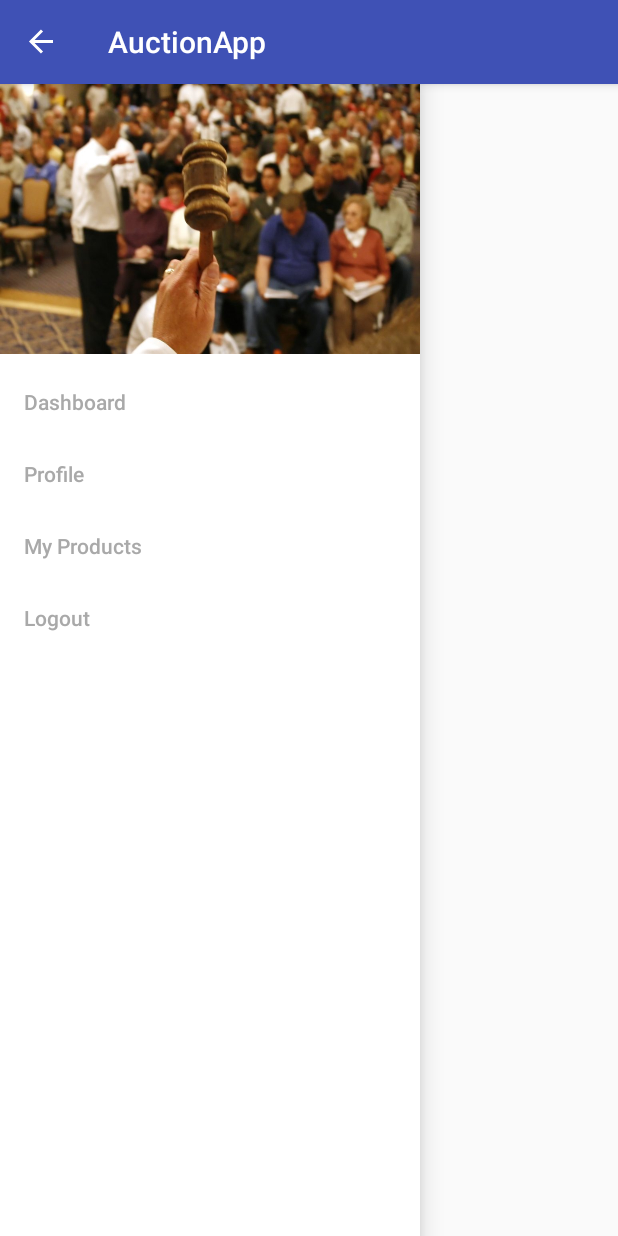
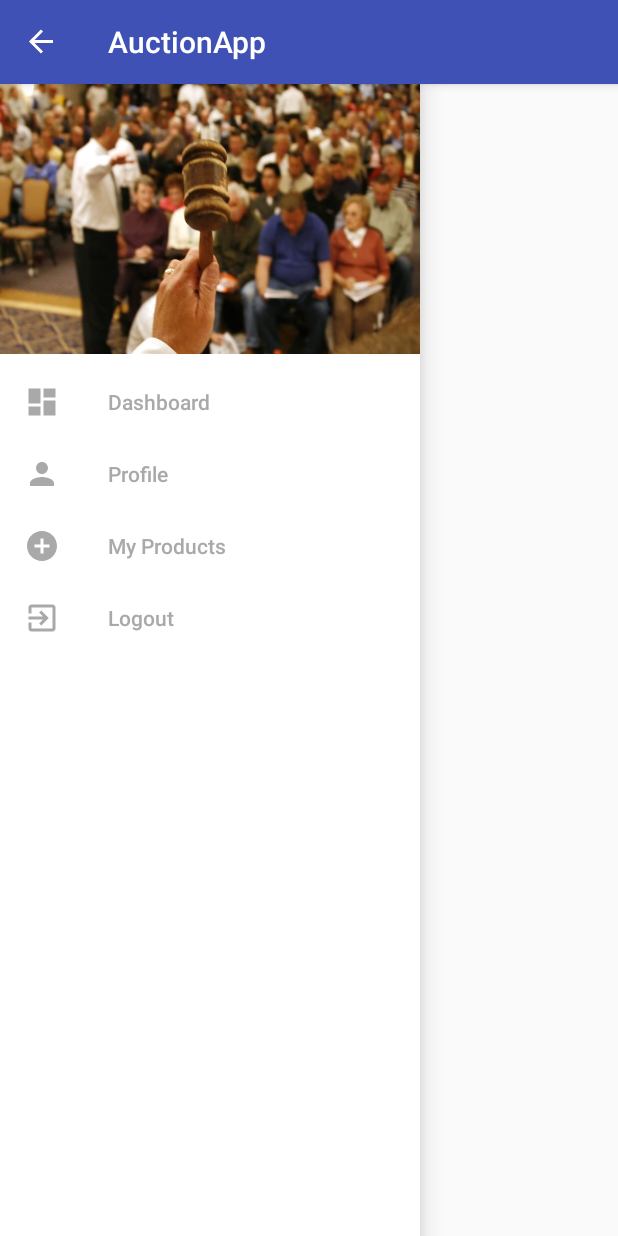
Before and after one commit to MetalDent/AuctionApp, an Android app: the screen it shows after launch once a user with an empty profile is signed in (HomeActivity), with the side drawer open, on a phone screen of 412 x 824 dp. Run offline under Robolectric (Android 15) with nearby library versions, the phone set to English and light mode, and no system bars; our stand-ins replace Firebase (no records; nobody signed in at launch, a user with empty details on screens opened directly).

Commit message:
Added icons :)

```diff
--- /dev/null
+++ b/app/src/main/res/drawable/ic_add_circle_black_24dp.xml
@@ -0,0 +1,9 @@
+<vector xmlns:android="http://schemas.android.com/apk/res/android"
+        android:width="24dp"
+        android:height="24dp"
+        android:viewportWidth="24.0"
+        android:viewportHeight="24.0">
+    <path
+        android:fillColor="#FF000000"
+        android:pathData="M12,2C6.48,2 2,6.48 2,12s4.48,10 10,10 10,-4.48 10,-10S17.52,2 12,2zM17,13h-4v4h-2v-4L7,13v-2h4L11,7h2v4h4v2z"/>
+</vector>
--- /dev/null
+++ b/app/src/main/res/drawable/ic_dashboard_black_24dp.xml
@@ -0,0 +1,9 @@
+<vector xmlns:android="http://schemas.android.com/apk/res/android"
+        android:width="24dp"
+        android:height="24dp"
+        android:viewportWidth="24.0"
+        android:viewportHeight="24.0">
+    <path
+        android:fillColor="#FF000000"
+        android:pathData="M3,13h8L11,3L3,3v10zM3,21h8v-6L3,15v6zM13,21h8L21,11h-8v10zM13,3v6h8L21,3h-8z"/>
+</vector>
--- /dev/null
+++ b/app/src/main/res/drawable/ic_exit_to_app_black_24dp.xml
@@ -0,0 +1,9 @@
+<vector xmlns:android="http://schemas.android.com/apk/res/android"
+        android:width="24dp"
+        android:height="24dp"
+        android:viewportWidth="24.0"
+        android:viewportHeight="24.0">
+    <path
+        android:fillColor="#FF000000"
+        android:pathData="M10.09,15.59L11.5,17l5,-5 -5,-5 -1.41,1.41L12.67,11H3v2h9.67l-2.58,2.59zM19,3H5c-1.11,0 -2,0.9 -2,2v4h2V5h14v14H5v-4H3v4c0,1.1 0.89,2 2,2h14c1.1,0 2,-0.9 2,-2V5c0,-1.1 -0.9,-2 -2,-2z"/>
+</vector>
--- /dev/null
+++ b/app/src/main/res/drawable/ic_person_black_24dp.xml
@@ -0,0 +1,9 @@
+<vector xmlns:android="http://schemas.android.com/apk/res/android"
+        android:width="24dp"
+        android:height="24dp"
+        android:viewportWidth="24.0"
+        android:viewportHeight="24.0">
+    <path
+        android:fillColor="#FF000000"
+        android:pathData="M12,12c2.21,0 4,-1.79 4,-4s-1.79,-4 -4,-4 -4,1.79 -4,4 1.79,4 4,4zM12,14c-2.67,0 -8,1.34 -8,4v2h16v-2c0,-2.66 -5.33,-4 -8,-4z"/>
+</vector>
--- a/app/src/main/res/menu/drawermenu.xml
+++ b/app/src/main/res/menu/drawermenu.xml
@@ -6,16 +6,20 @@
     <group android:checkableBehavior="single">
         <item
             android:id="@+id/db"
-            android:title="Dashboard" />
+            android:title="Dashboard"
+            android:icon="@drawable/ic_dashboard_black_24dp"/>
         <item
             android:id="@+id/pro"
-            android:title="Profile" />
+            android:title="Profile"
+            android:icon="@drawable/ic_person_black_24dp"/>
         <item
             android:id="@+id/add"
-            android:title="My Products" />
+            android:title="My Products"
+            android:icon="@drawable/ic_add_circle_black_24dp"/>
         <item
             android:id="@+id/logout"
-            android:title="Logout" />
+            android:title="Logout"
+            android:icon="@drawable/ic_exit_to_app_black_24dp"/>
 
     </group>
 </menu>
```
